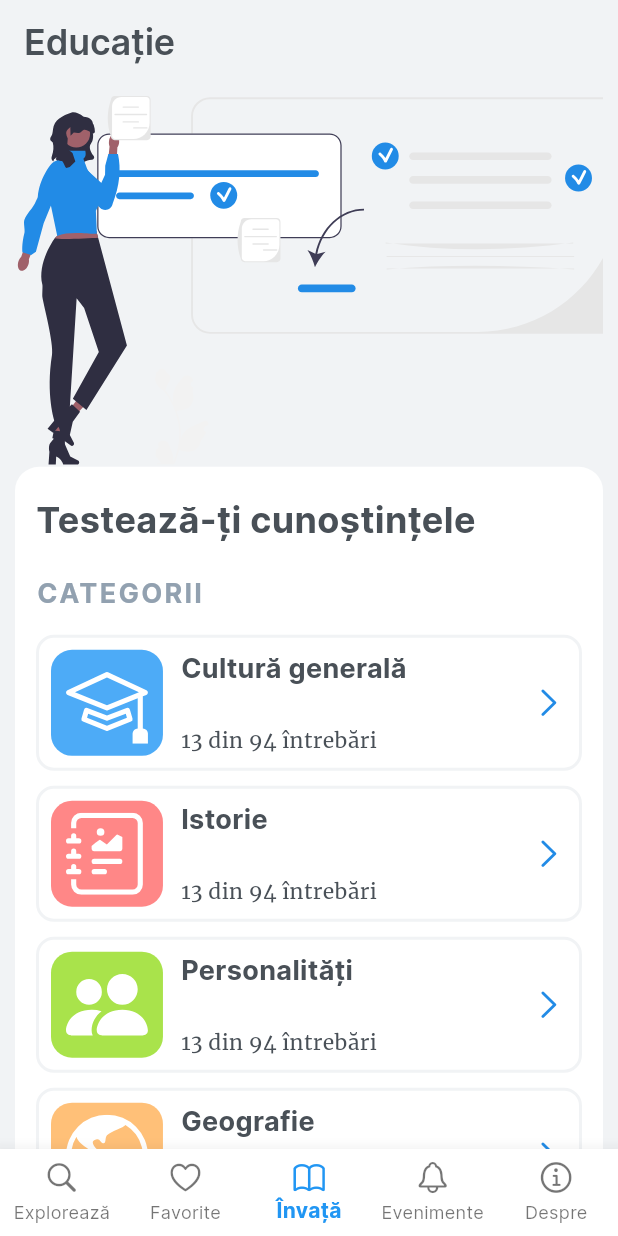
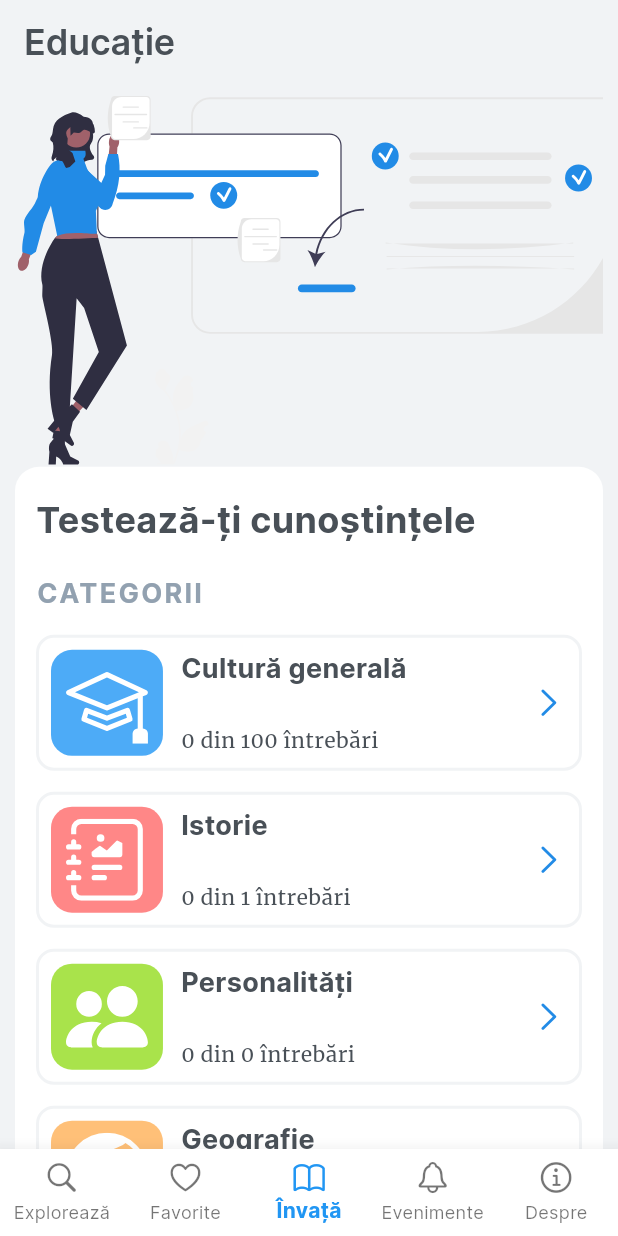
Before and after one commit to MoryokaV/Visit-Braila, a Flutter app: the screen it shows after launch, item 3 of the bottom bar chosen, on a phone screen of 412 x 824 dp. Run offline on Flutter 3.47's test engine with Material 3 defaults, Android fonts, the phone set to English and light mode, and no system bars; our stand-ins replace cached_network_image, connectivity_plus, firebase_core, firebase_dynamic_links, firebase_messaging, flutter_blurhash and 7 more; missing offline and left inert: app_settings, map_launcher; accounts and stored records are empty; generated files the repository leaves out were written again; network calls fail; statements that could not run were skipped; project files that could hold a hidden picture were left out.

Commit message:
Add quiz models

```diff
--- /dev/null
+++ b/lib/models/question_model.dart
@@ -0,0 +1,11 @@
+class Question {
+  final String text;
+  final int correctAnswear;
+  final List<String>? answears;
+
+  Question({
+    required this.text,
+    required this.correctAnswear,
+    required this.answears,
+  });
+}
--- /dev/null
+++ b/lib/models/quiz_model.dart
@@ -0,0 +1,71 @@
+import 'dart:ui';
+import 'package:visit_braila/models/question_model.dart';
+
+class Quiz {
+  final String id;
+  final String title;
+  final String icon;
+  final Color iconBgColor;
+  final Answear answearType;
+  final List<Question> questions;
+
+  Quiz({
+    required this.id,
+    required this.title,
+    required this.icon,
+    required this.iconBgColor,
+    required this.answearType,
+    required this.questions,
+  });
+}
+
+List<Quiz> quizes = [
+  Quiz(
+    id: "quiz1",
+    title: "Istorie",
+    icon: "assets/icons/history.svg",
+    iconBgColor: const Color(0xffff8787),
+    answearType: Answear.multipleChoice,
+    questions: [
+      Question(
+        text: "În ce an a luat ființă Expoziția memorială permanenta 'Panait Istrati'",
+        correctAnswear: 1,
+        answears: [
+          "1984",
+          "1999",
+          "2001",
+          "1960",
+        ],
+      ),
+    ],
+  ),
+  Quiz(
+    id: "quiz2",
+    title: "Personalități",
+    icon: "assets/icons/people.svg",
+    iconBgColor: const Color(0xffa9e34b),
+    answearType: Answear.multipleChoice,
+    questions: [],
+  ),
+  Quiz(
+    id: "quiz3",
+    title: "Geografie",
+    icon: "assets/icons/geography.svg",
+    iconBgColor: const Color(0xffffc078),
+    answearType: Answear.multipleChoice,
+    questions: [],
+  ),
+  Quiz(
+    id: "quiz4",
+    title: "Religie",
+    icon: "assets/icons/cross.svg",
+    iconBgColor: const Color(0xffced4da),
+    answearType: Answear.multipleChoice,
+    questions: [],
+  ),
+];
+
+enum Answear {
+  multipleChoice,
+  trueFalse,
+}
--- a/lib/views/learn_view.dart
+++ b/lib/views/learn_view.dart
@@ -1,6 +1,7 @@
 import 'package:flutter/cupertino.dart';
 import 'package:flutter/material.dart';
 import 'package:flutter_svg/flutter_svg.dart';
+import 'package:visit_braila/models/quiz_model.dart';
 import 'package:visit_braila/utils/responsive.dart';
 import 'package:visit_braila/utils/style.dart';
 
@@ -38,15 +39,15 @@ class LearnView extends StatelessWidget {
                   ),
                   color: Colors.white,
                 ),
-                child: const Padding(
-                  padding: EdgeInsets.symmetric(
+                child: Padding(
+                  padding: const EdgeInsets.symmetric(
                     horizontal: 14,
                     vertical: 18,
                   ),
                   child: Column(
                     crossAxisAlignment: CrossAxisAlignment.start,
                     children: [
-                      Text(
+                      const Text(
                         "Testează-ți cunoștințele",
                         style: TextStyle(
                           fontWeight: FontWeight.bold,
@@ -54,8 +55,8 @@ class LearnView extends StatelessWidget {
                           fontSize: 24,
                         ),
                       ),
-                      SizedBox(height: 20),
-                      Text(
+                      const SizedBox(height: 20),
+                      const Text(
                         "CATEGORII",
                         style: TextStyle(
                           letterSpacing: 1.5,
@@ -65,36 +66,55 @@ class LearnView extends StatelessWidget {
                           color: kDateTimeForegroundColor,
                         ),
                       ),
-                      SizedBox(height: 14),
-                      QuizzCategoryCard(
+                      const Padding(
+                        padding: EdgeInsets.only(top: 14),
+                        child: QuizzCategoryCard(
                           title: "Cultură generală",
                           icon: "assets/icons/mortarboard.svg",
                           iconBgColor: Color(0xff4dabf7),
+                          length: 100,
                         ),
-                      SizedBox(height: 10),
-                      QuizzCategoryCard(
-                        title: "Istorie",
-                        icon: "assets/icons/history.svg",
-                        iconBgColor: Color(0xffff8787),
                       ),
-                      SizedBox(height: 10),
-                      QuizzCategoryCard(
-                        title: "Personalități",
-                        icon: "assets/icons/people.svg",
-                        iconBgColor: Color(0xffa9e34b),
+                      for (Quiz quiz in quizes)
+                        Padding(
+                          padding: const EdgeInsets.only(top: 14),
+                          child: QuizzCategoryCard(
+                            title: quiz.title,
+                            icon: quiz.icon,
+                            iconBgColor: quiz.iconBgColor,
+                            length: quiz.questions.length,
                           ),
-                      SizedBox(height: 10),
-                      QuizzCategoryCard(
-                        title: "Geografie",
-                        icon: "assets/icons/geography.svg",
-                        iconBgColor: Color(0xffffc078),
                         ),
-                      SizedBox(height: 10),
-                      QuizzCategoryCard(
-                        title: "Religie",
-                        icon: "assets/icons/cross.svg",
-                        iconBgColor: Color(0xffced4da),
-                      ),
+                      // SizedBox(height: 14),
+                      // QuizzCategoryCard(
+                      //   title: "Cultură generală",
+                      //   icon: "assets/icons/mortarboard.svg",
+                      //   iconBgColor: Color(0xff4dabf7),
+                      // ),
+                      // SizedBox(height: 10),
+                      // QuizzCategoryCard(
+                      //   title: "Istorie",
+                      //   icon: "assets/icons/history.svg",
+                      //   iconBgColor: Color(0xffff8787),
+                      // ),
+                      // SizedBox(height: 10),
+                      // QuizzCategoryCard(
+                      //   title: "Personalități",
+                      //   icon: "assets/icons/people.svg",
+                      //   iconBgColor: Color(0xffa9e34b),
+                      // ),
+                      // SizedBox(height: 10),
+                      // QuizzCategoryCard(
+                      //   title: "Geografie",
+                      //   icon: "assets/icons/geography.svg",
+                      //   iconBgColor: Color(0xffffc078),
+                      // ),
+                      // SizedBox(height: 10),
+                      // QuizzCategoryCard(
+                      //   title: "Religie",
+                      //   icon: "assets/icons/cross.svg",
+                      //   iconBgColor: Color(0xffced4da),
+                      // ),
                     ],
                   ),
                 ),
@@ -111,11 +131,13 @@ class QuizzCategoryCard extends StatelessWidget {
   final String title;
   final String icon;
   final Color iconBgColor;
+  final int length;
 
   const QuizzCategoryCard({
     required this.title,
     required this.icon,
     required this.iconBgColor,
+    required this.length,
     super.key,
   });
 
@@ -162,9 +184,9 @@ class QuizzCategoryCard extends StatelessWidget {
                   ),
                 ),
                 const Spacer(),
-                const Text(
-                  "13 din 94 întrebări",
-                  style: TextStyle(
+                Text(
+                  "0 din $length întrebări",
+                  style: const TextStyle(
                     fontSize: 14,
                   ),
                 ),
```
Lines whose indentation alone changed are shown as unchanged.
